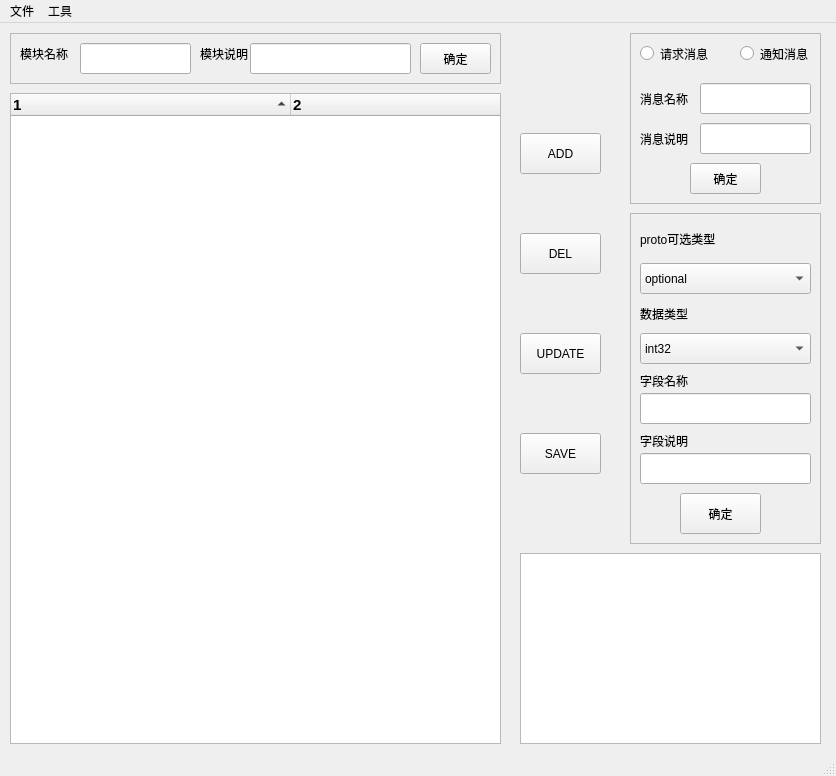
The window that Designer/ProtoUI.ui (Addision/ProtoTool) describes before a commit, drawn with Qt 5.
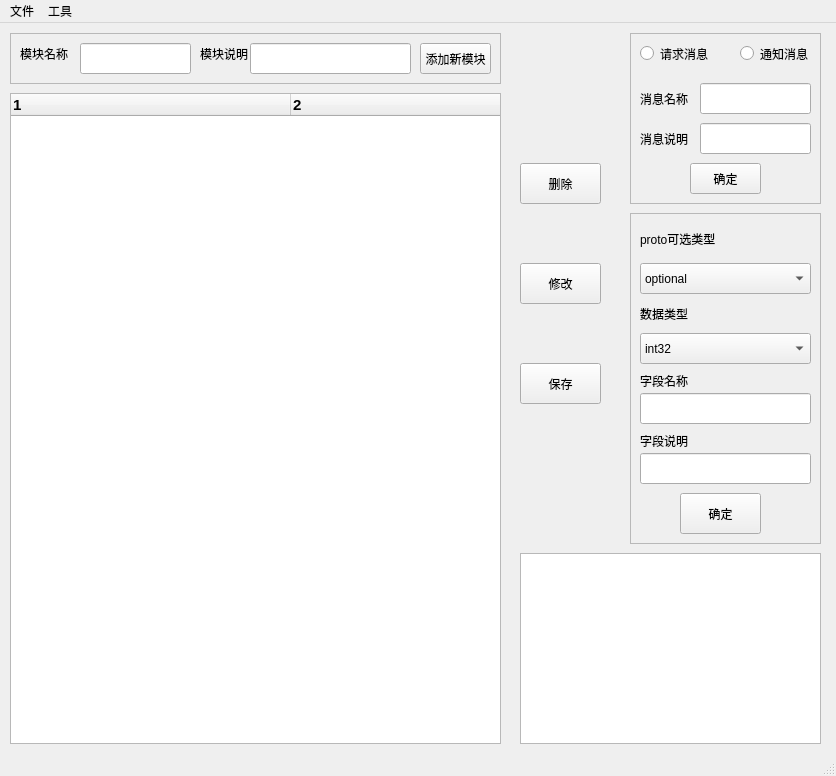
The same window after the commit.

What changed in the file:
```diff
--- a/Designer/ProtoUI.ui
+++ b/Designer/ProtoUI.ui
@@ -16,6 +16,9 @@
   <property name="autoFillBackground">
    <bool>true</bool>
   </property>
+  <property name="styleSheet">
+   <string notr="true"/>
+  </property>
   <widget class="QWidget" name="centralwidget">
    <widget class="QTreeWidget" name="WidMsgTree">
     <property name="geometry">
@@ -50,7 +53,7 @@
      <number>10</number>
     </property>
     <property name="sortingEnabled">
-     <bool>true</bool>
+     <bool>false</bool>
     </property>
     <property name="columnCount">
      <number>4</number>
@@ -189,56 +192,43 @@
      </property>
     </widget>
    </widget>
-   <widget class="QPushButton" name="BtnAdd">
-    <property name="geometry">
-     <rect>
-      <x>520</x>
-      <y>110</y>
-      <width>81</width>
-      <height>41</height>
-     </rect>
-    </property>
-    <property name="text">
-     <string>ADD</string>
-    </property>
-   </widget>
    <widget class="QPushButton" name="BtnDel">
     <property name="geometry">
      <rect>
       <x>520</x>
-      <y>210</y>
+      <y>140</y>
       <width>81</width>
       <height>41</height>
      </rect>
     </property>
     <property name="text">
-     <string>DEL</string>
+     <string>删除</string>
     </property>
    </widget>
    <widget class="QPushButton" name="BtnUpdate">
     <property name="geometry">
      <rect>
       <x>520</x>
-      <y>310</y>
+      <y>240</y>
       <width>81</width>
       <height>41</height>
      </rect>
     </property>
     <property name="text">
-     <string>UPDATE</string>
+     <string>修改</string>
     </property>
    </widget>
    <widget class="QPushButton" name="BtnSave">
     <property name="geometry">
      <rect>
       <x>520</x>
-      <y>410</y>
+      <y>340</y>
       <width>81</width>
       <height>41</height>
      </rect>
     </property>
     <property name="text">
-     <string>SAVE</string>
+     <string>保存</string>
     </property>
    </widget>
    <widget class="QFrame" name="FrameMod">
@@ -253,11 +243,14 @@
     <property name="autoFillBackground">
      <bool>true</bool>
     </property>
+    <property name="styleSheet">
+     <string notr="true"/>
+    </property>
     <property name="frameShape">
      <enum>QFrame::StyledPanel</enum>
     </property>
     <property name="frameShadow">
-     <enum>QFrame::Plain</enum>
+     <enum>QFrame::Sunken</enum>
     </property>
     <property name="lineWidth">
      <number>2</number>
@@ -321,7 +314,7 @@
       </rect>
      </property>
      <property name="text">
-      <string>确定</string>
+      <string>添加新模块</string>
      </property>
     </widget>
    </widget>
```
Left out of the diff: 26 changed lines with no effect on the pictures.
